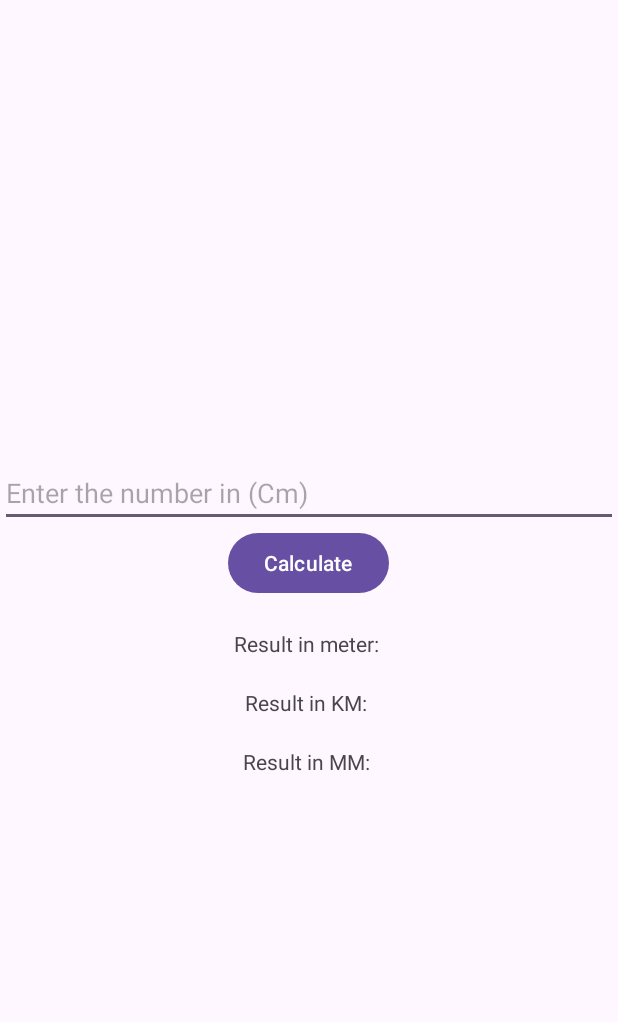
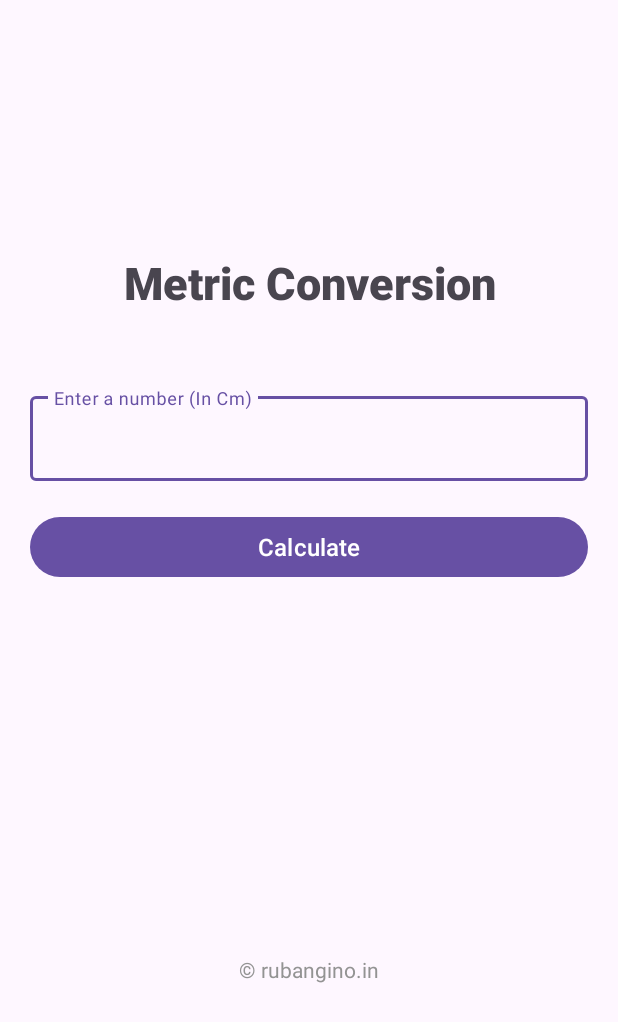
Before and after one commit to Ruban2205/mobile-application-development-android, an Android app: the screen it shows after launch (MainActivity), on a phone screen of 412 x 824 dp. Shown: the top 1022 px of the screen. Run offline under Robolectric (Android 15) with nearby library versions, the phone set to English and light mode, and no system bars.

Commit message:
UPDATE UI

```diff
--- a/1_Metric_Conversion/app/build.gradle
+++ b/1_Metric_Conversion/app/build.gradle
@@ -34,6 +34,7 @@ dependencies {
     implementation 'androidx.appcompat:appcompat:1.6.1'
     implementation 'com.google.android.material:material:1.9.0'
     implementation 'androidx.constraintlayout:constraintlayout:2.1.4'
+    implementation 'com.google.android.material:material:1.9.0'
     testImplementation 'junit:junit:4.13.2'
     androidTestImplementation 'androidx.test.ext:junit:1.1.5'
     androidTestImplementation 'androidx.test.espresso:espresso-core:3.5.1'
--- a/1_Metric_Conversion/app/src/main/AndroidManifest.xml
+++ b/1_Metric_Conversion/app/src/main/AndroidManifest.xml
@@ -6,7 +6,7 @@
         android:allowBackup="true"
         android:dataExtractionRules="@xml/data_extraction_rules"
         android:fullBackupContent="@xml/backup_rules"
-        android:icon="@mipmap/ic_launcher"
+        android:icon="@drawable/ic_launcher_background"
         android:label="@string/app_name"
         android:roundIcon="@mipmap/ic_launcher_round"
         android:supportsRtl="true"
--- a/1_Metric_Conversion/app/src/main/res/layout/activity_main.xml
+++ b/1_Metric_Conversion/app/src/main/res/layout/activity_main.xml
@@ -1,6 +1,5 @@
 <?xml version="1.0" encoding="utf-8"?>
 <LinearLayout xmlns:android="http://schemas.android.com/apk/res/android"
-    xmlns:app="http://schemas.android.com/apk/res-auto"
     xmlns:tools="http://schemas.android.com/tools"
     android:layout_width="match_parent"
     android:layout_height="match_parent"
@@ -8,41 +7,86 @@
     android:orientation="vertical"
     tools:context=".MainActivity">
 
-    <EditText
-        android:inputType="number"
-        android:id="@+id/user_input"
+    <TextView
         android:layout_width="match_parent"
         android:layout_height="wrap_content"
-        android:hint="Enter the number in (Cm)"
+        android:text="@string/app_name"
+        android:gravity="center"
+        android:textAlignment="center"
+        android:fontFamily="sans-serif-black"
+        android:textSize="30sp"
+        android:layout_marginBottom="30dp"
         />
+
+    <com.google.android.material.textfield.TextInputLayout
+        android:id="@+id/outlinedTextField"
+        android:layout_width="match_parent"
+        android:layout_height="wrap_content"
+        android:layout_margin="20dp"
+        android:hint="@string/text_hint"
+        style="@style/Widget.MaterialComponents.TextInputLayout.OutlinedBox">
+
+        <com.google.android.material.textfield.TextInputEditText
+            android:layout_width="match_parent"
+            android:layout_height="wrap_content"
+            android:id="@+id/user_input"
+            android:inputType="number"
+            />
+
+    </com.google.android.material.textfield.TextInputLayout>
 
     <Button
         android:id="@+id/calculate_btn"
-        android:layout_width="wrap_content"
+        android:layout_width="match_parent"
+        android:layout_marginLeft="20dp"
+        android:layout_marginRight="20dp"
         android:layout_height="wrap_content"
-        android:text="Calculate"
+        android:text="@string/calculate_button"
+        android:textSize="16sp"
         />
+
+    <LinearLayout
+        android:layout_width="match_parent"
+        android:layout_height="wrap_content"
+        android:orientation="vertical"
+        android:gravity="center"
+        android:layout_marginTop="30dp"
+        >
 
         <TextView
             android:id="@+id/result_in_m"
             android:layout_width="wrap_content"
             android:layout_height="wrap_content"
-        android:text="Result in meter: "
+            android:text=""
             android:inputType="number"
-        android:layout_marginTop="20dp"/>
+            android:layout_marginTop="20dp"
+            tools:ignore="TextViewEdits" />
 
         <TextView
             android:id="@+id/result_in_km"
             android:layout_width="wrap_content"
             android:layout_height="wrap_content"
-        android:text="Result in KM: "
+            android:text=""
             android:layout_marginTop="20dp"/>
 
         <TextView
             android:id="@+id/result_in_mm"
             android:layout_width="wrap_content"
             android:layout_height="wrap_content"
-        android:text="Result in MM: "
+            android:text=""
             android:layout_marginTop="20dp"/>
 
     </LinearLayout>
+
+
+
+    <TextView
+        android:layout_width="match_parent"
+        android:layout_height="wrap_content"
+        android:text="© rubangino.in"
+        android:layout_marginTop="100dp"
+        android:textColor="@color/dark"
+        android:textAlignment="center"
+        />
+
+</LinearLayout>
--- a/1_Metric_Conversion/app/src/main/res/values/colors.xml
+++ b/1_Metric_Conversion/app/src/main/res/values/colors.xml
@@ -2,4 +2,6 @@
 <resources>
     <color name="black">#FF000000</color>
     <color name="white">#FFFFFFFF</color>
+
+    <color name="dark">#939393</color>
 </resources>
--- a/1_Metric_Conversion/app/src/main/res/values/strings.xml
+++ b/1_Metric_Conversion/app/src/main/res/values/strings.xml
@@ -1,3 +1,6 @@
 <resources>
-    <string name="app_name">Metric_Conversion</string>
+    <string name="app_name">Metric Conversion</string>
+
+    <string name="calculate_button">Calculate</string>
+    <string name="text_hint">Enter a number (In Cm)</string>
 </resources>
```
Lines whose indentation alone changed are shown as unchanged.
